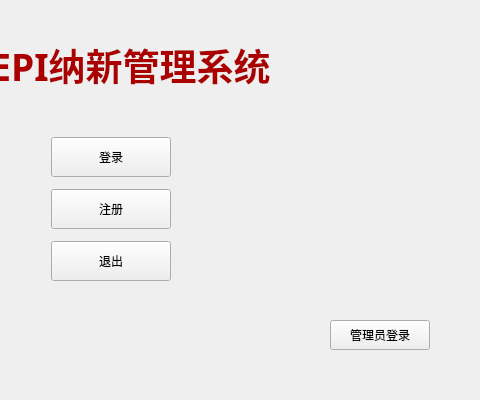
This is mainwindow.ui in ainihu/NewMember as Qt 5 draws it before an edit; both pictures show x 240 to 720 and y 0 to 400 of the 720 by 400 pixel window. The edited form follows.
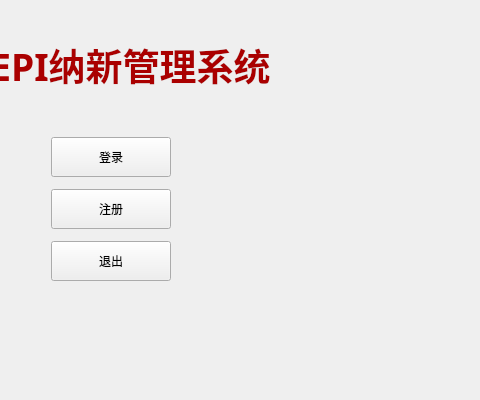
This is the edited form. Icons and pictures are not drawn.

What changed in the file:
```diff
--- a/mainwindow.ui
+++ b/mainwindow.ui
@@ -35,28 +35,6 @@
    <property name="styleSheet">
     <string notr="true"/>
    </property>
-   <widget class="QPushButton" name="RootLoginButton">
-    <property name="geometry">
-     <rect>
-      <x>570</x>
-      <y>320</y>
-      <width>100</width>
-      <height>30</height>
-     </rect>
-    </property>
-    <property name="minimumSize">
-     <size>
-      <width>100</width>
-      <height>30</height>
-     </size>
-    </property>
-    <property name="styleSheet">
-     <string notr="true">border-image:\*url()</string>
-    </property>
-    <property name="text">
-     <string>管理员登录</string>
-    </property>
-   </widget>
    <widget class="QLabel" name="label">
     <property name="geometry">
      <rect>
```
